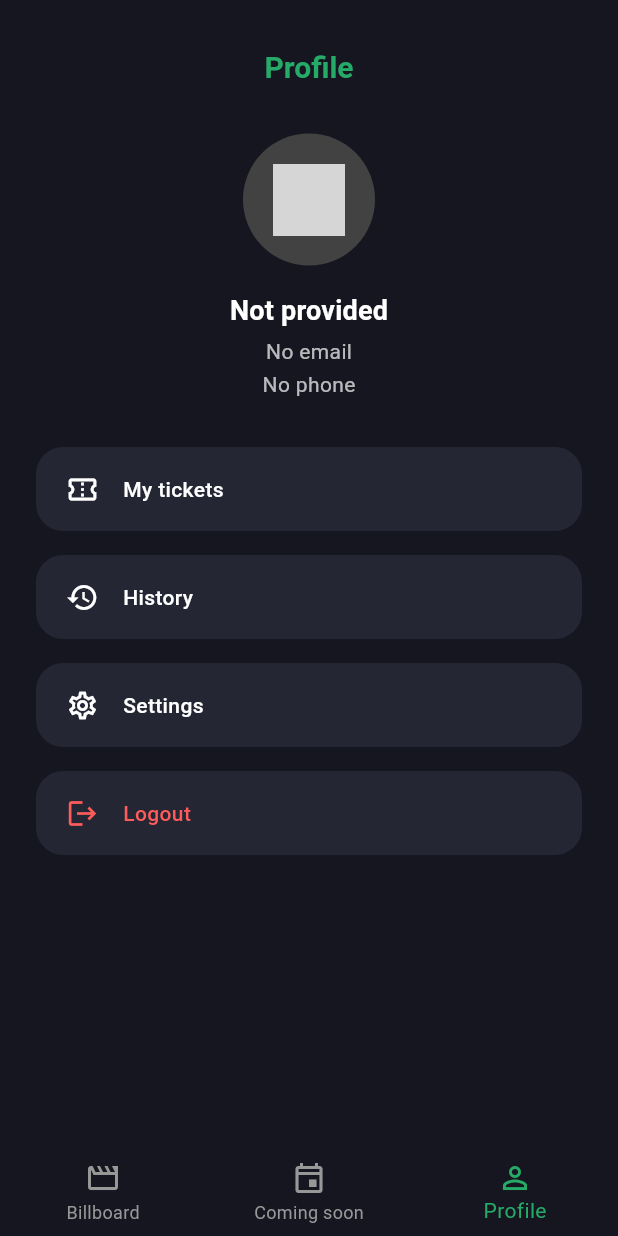
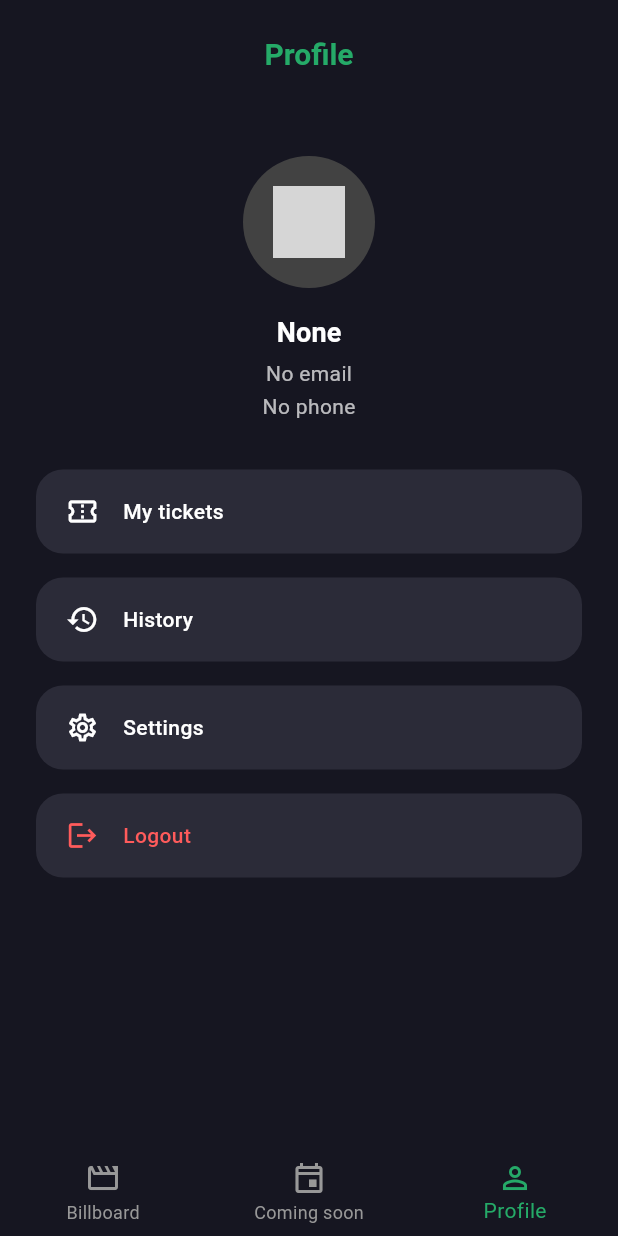
Before and after one commit to Kino-Live/Mobile, a Flutter app: the ProfileScreen screen opened by its route, on a phone screen of 412 x 824 dp. Run offline on Flutter 3.47's test engine with Material 3 defaults, Android fonts, the phone set to English and light mode, and no system bars; our stand-ins replace dio, flutter_hooks, flutter_riverpod, flutter_secure_storage, go_router, google_sign_in and 3 more; accounts and stored records are empty; grey boxes are pictures that could not be loaded.

Commit message:
Created ProfileAppBar class

```diff
--- a/lib/presentation/screens/profile/profile_screen.dart
+++ b/lib/presentation/screens/profile/profile_screen.dart
@@ -23,6 +23,9 @@ class ProfileScreen extends StatelessWidget {
 
     return Scaffold(
       backgroundColor: colorScheme.surface,
+
+      appBar: const ProfileAppBar(),
+
       body: SafeArea(
         child: Center(
           child: Padding(
@@ -31,21 +34,10 @@ class ProfileScreen extends StatelessWidget {
               children: [
                 const SizedBox(height: 32),
 
-                // --- Page Title ---
-                Text(
-                  'Profile',
-                  style: textTheme.titleLarge?.copyWith(
-                    color: colorScheme.primary, // use primary color from theme
-                    fontWeight: FontWeight.w600,
-                  ),
-                ),
-
-                const SizedBox(height: 32),
-
                 // --- User Avatar with fallback icon ---
                 CircleAvatar(
                   radius: 44,
-                  backgroundColor: Colors.grey.shade800, // back to custom dark color
+                  backgroundColor: Colors.grey.shade800,
                   child: ClipOval(
                     child: Image.asset(
                       'assets/images/profile.jpg',
@@ -68,7 +60,7 @@ class ProfileScreen extends StatelessWidget {
 
                 // --- User Info (Name, Email, Phone) ---
                 Text(
-                  fallback(name, 'Not provided'),
+                  fallback(name, 'None'),
                   style: textTheme.titleMedium?.copyWith(
                     color: Colors.white,
                     fontWeight: FontWeight.w600,
@@ -147,6 +139,41 @@ class ProfileScreen extends StatelessWidget {
   }
 }
 
+class ProfileAppBar extends StatelessWidget implements PreferredSizeWidget {
+  const ProfileAppBar({super.key});
+
+  @override
+  Size get preferredSize => const Size.fromHeight(72);
+
+  @override
+  Widget build(BuildContext context) {
+    final theme = Theme.of(context);
+    final colorScheme = theme.colorScheme;
+    final textTheme = theme.textTheme;
+
+    return AppBar(
+      backgroundColor: Colors.transparent,
+      elevation: 0,
+      automaticallyImplyLeading: false,
+      toolbarHeight: 72,
+      centerTitle: false,
+      titleSpacing: 0,
+      title: SizedBox(
+        height: 72,
+        child: Center(
+          child: Text(
+            'Profile',
+            style: textTheme.headlineMedium?.copyWith(
+              color: colorScheme.primary,
+              fontWeight: FontWeight.w600,
+            ),
+          ),
+        ),
+      ),
+    );
+  }
+}
+
 /// A reusable widget for profile menu buttons
 class ProfileMenuButton extends StatelessWidget {
   const ProfileMenuButton({
@@ -167,15 +194,14 @@ class ProfileMenuButton extends StatelessWidget {
   @override
   Widget build(BuildContext context) {
     final theme = Theme.of(context);
-
-    // Back to custom panel color used in the original design
-    const background = Color(0xFF242633);
+    final colorScheme = theme.colorScheme;
 
     return SizedBox(
       height: 56,
       width: double.infinity,
       child: Material(
-        color: background,
+        // Uses app theme surfaceContainer color
+        color: colorScheme.surfaceContainer,
         borderRadius: BorderRadius.circular(18),
         child: InkWell(
           borderRadius: BorderRadius.circular(18),
```
